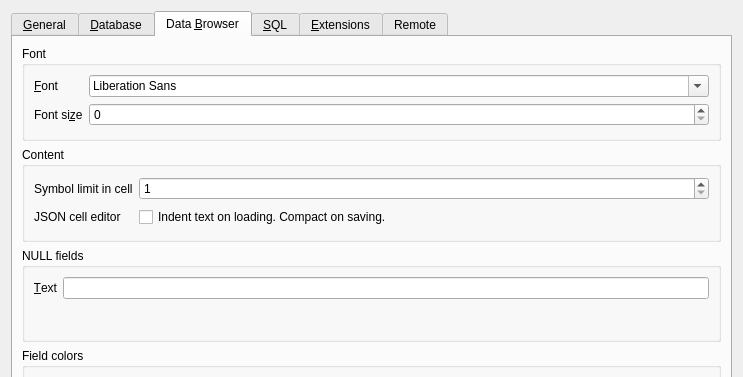
Before: the Qt Designer form src/PreferencesDialog.ui in sqlitebrowser/sqlitebrowser, drawn with Qt 5; both pictures show x 0 to 743 and y 0 to 377 of the 743 by 614 pixel window.
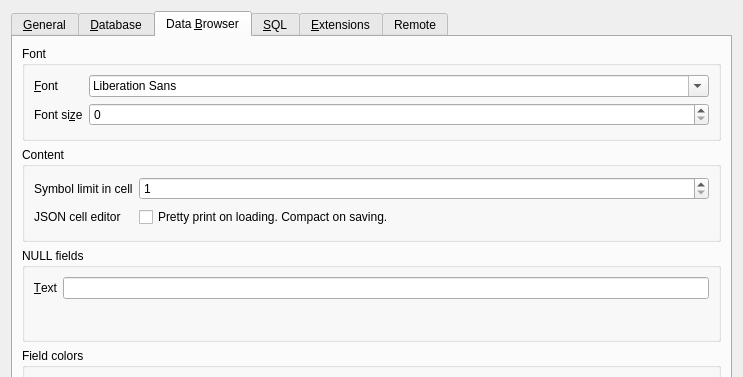
After: the same form once the commit is applied. The open tabs and pages were chosen to show the change. Icons and pictures are not drawn. Custom widgets are drawn as their Qt base class.

What changed in the file:
```diff
--- a/src/PreferencesDialog.ui
+++ b/src/PreferencesDialog.ui
@@ -388,7 +388,7 @@
             <item row="1" column="1">
              <widget class="QCheckBox" name="checkIndentCompact">
               <property name="text">
-               <string>Indent text on loading. Compact on saving.</string>
+               <string>Pretty print on loading. Compact on saving.</string>
               </property>
              </widget>
             </item>
```
